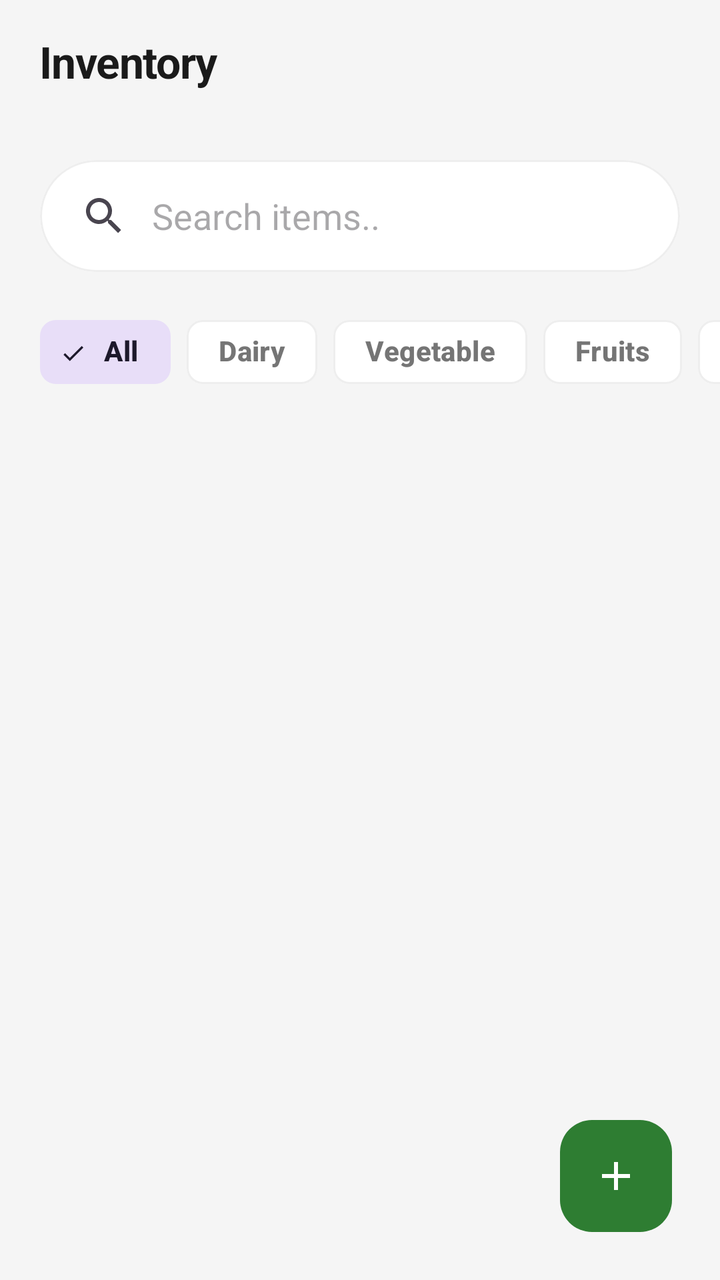
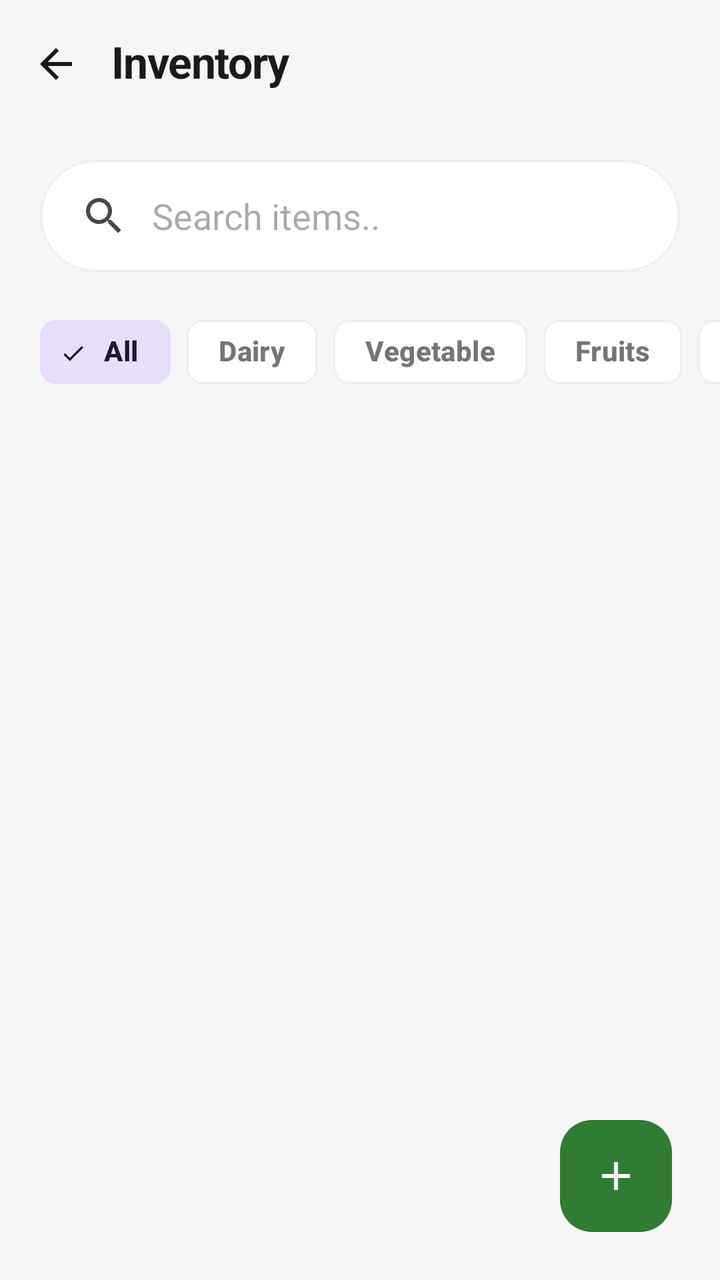

Screens rendered from an Android XML layout before and after an edit, with the pre-edit source and the edit as a unified diff.
<!-- AndroidManifest.xml: application theme Theme.FridgeWise -->
<!-- res/layout/fragment_inventoryu.xml -->
<?xml version="1.0" encoding="utf-8"?>
<androidx.coordinatorlayout.widget.CoordinatorLayout xmlns:android="http://schemas.android.com/apk/res/android"
    xmlns:app="http://schemas.android.com/apk/res-auto"
    xmlns:tools="http://schemas.android.com/tools"
    android:layout_width="match_parent"
    android:layout_height="match_parent"
    android:background="@color/bg_primary"
    tools:context=".ui.fragments.InventoryFragment">

    <com.google.android.material.appbar.AppBarLayout
        android:layout_width="match_parent"
        android:layout_height="wrap_content"
        android:background="@color/bg_primary"
        app:elevation="0dp">

        <FrameLayout
            android:id="@+id/headerContainer"
            android:layout_width="match_parent"
            android:layout_height="64dp">
            <RelativeLayout
                android:id="@+id/layoutStandardHeader"
                android:layout_width="match_parent"
                android:layout_height="match_parent"
                android:paddingHorizontal="@dimen/spacing_8">
                <TextView
                    android:id="@+id/textView2"
                    android:layout_width="wrap_content"
                    android:layout_height="wrap_content"
                    android:layout_centerVertical="true"
                    android:layout_marginStart="@dimen/spacing_12"
                    android:text="Inventory"
                    style="@style/TextAppearance.App.TitleLarge" />
            </RelativeLayout>

            <RelativeLayout
                android:id="@+id/selectionToolbar"
                android:layout_width="match_parent"
                android:layout_height="match_parent"
                android:background="@color/bg_secondary"
                android:paddingHorizontal="@dimen/spacing_16"
                android:visibility="gone">
                <ImageView
                    android:id="@+id/btnCloseSelection"
                    android:layout_width="24dp"
                    android:layout_height="24dp"
                    android:layout_alignParentStart="true"
                    android:layout_centerVertical="true"
                    android:src="@drawable/ic_close"
                    app:tint="@color/text_primary" />
                <CheckBox
                    android:id="@+id/cbSelectAll"
                    android:layout_width="28dp"
                    android:layout_height="28dp"
                    android:layout_centerVertical="true"
                    android:layout_marginStart="@dimen/spacing_16"
                    android:layout_toEndOf="@id/btnCloseSelection"
                    android:button="@drawable/ic_check_tick"
                    android:buttonTint="@color/green_primary" />
                <TextView
                    android:id="@+id/tvSelectionCount"
                    android:layout_width="wrap_content"
                    android:layout_height="wrap_content"
                    android:layout_centerVertical="true"
                    android:layout_marginStart="@dimen/spacing_12"
                    android:layout_toEndOf="@id/cbSelectAll"
                    android:text="0 selected"
                    style="@style/TextAppearance.App.TitleMedium" />
                <LinearLayout
                    android:layout_width="wrap_content"
                    android:layout_height="wrap_content"
                    android:layout_alignParentEnd="true"
                    android:layout_centerVertical="true"
                    android:orientation="horizontal">

                    <ImageView
                        android:id="@+id/btnBulkShare"
                        android:layout_width="48dp"
                        android:layout_height="48dp"
                        android:background="?attr/selectableItemBackgroundBorderless"
                        android:padding="12dp"
                        android:src="@drawable/ic_share"
                        app:tint="@color/green_primary" />

                    <ImageView
                        android:id="@+id/btnBulkDelete"
                        android:layout_width="48dp"
                        android:layout_height="48dp"
                        android:background="?attr/selectableItemBackgroundBorderless"
                        android:padding="12dp"
                        android:src="@drawable/outline_delete_24"
                        app:tint="@color/red_expired" />
                </LinearLayout>
            </RelativeLayout>
        </FrameLayout>
    </com.google.android.material.appbar.AppBarLayout>

    <LinearLayout
        android:layout_width="match_parent"
        android:layout_height="match_parent"
        android:orientation="vertical"
        app:layout_behavior="@string/appbar_scrolling_view_behavior">

        
        <com.google.android.material.card.MaterialCardView
            android:id="@+id/cv_inventory_search"
            android:layout_width="match_parent"
            android:layout_height="56dp"
            android:layout_marginHorizontal="@dimen/screen_padding"
            android:layout_marginVertical="@dimen/spacing_16"
            app:cardBackgroundColor="@color/bg_secondary"
            app:cardCornerRadius="@dimen/radius_pill"
            app:cardElevation="0dp"
            app:strokeWidth="1dp"
            app:strokeColor="@color/divider_color">
            <SearchView
                android:id="@+id/inventory_search_view"
                android:layout_width="match_parent"
                android:layout_height="match_parent"
                android:iconifiedByDefault="false"
                android:queryBackground="@android:color/transparent"
                android:queryHint="Search items.." />
        </com.google.android.material.card.MaterialCardView>

        
        <HorizontalScrollView
            android:layout_width="match_parent"
            android:layout_height="wrap_content"
            android:scrollbars="none"
            android:paddingBottom="@dimen/spacing_12">
            <com.google.android.material.chip.ChipGroup
                android:id="@+id/category_chip_group"
                android:layout_width="wrap_content"
                android:layout_height="wrap_content"
                android:paddingHorizontal="@dimen/screen_padding"
                app:selectionRequired="true"
                app:singleLine="true"
                app:singleSelection="true">
                <com.google.android.material.chip.Chip
                    android:id="@+id/all_chip"
                    style="@style/Widget.Material3.Chip.Filter"
                    android:layout_width="wrap_content"
                    android:layout_height="wrap_content"
                    android:checked="true"
                    android:text="All" />
                <com.google.android.material.chip.Chip
                    android:id="@+id/dairy_chip"
                    style="@style/Widget.Material3.Chip.Filter"
                    android:layout_width="wrap_content"
                    android:layout_height="wrap_content"
                    android:text="Dairy" />
                <com.google.android.material.chip.Chip
                    android:id="@+id/veg_chip"
                    style="@style/Widget.Material3.Chip.Filter"
                    android:layout_width="wrap_content"
                    android:layout_height="wrap_content"
                    android:text="Vegetable" />
                <com.google.android.material.chip.Chip
                    android:id="@+id/fruit_chip"
                    style="@style/Widget.Material3.Chip.Filter"
                    android:layout_width="wrap_content"
                    android:layout_height="wrap_content"
                    android:text="Fruits" />
                <com.google.android.material.chip.Chip
                    android:id="@+id/nonveg_chip"
                    style="@style/Widget.Material3.Chip.Filter"
                    android:layout_width="wrap_content"
                    android:layout_height="wrap_content"
                    android:text="Non-veg" />
                <com.google.android.material.chip.Chip
                    android:id="@+id/drinks_chip"
                    style="@style/Widget.Material3.Chip.Filter"
                    android:layout_width="wrap_content"
                    android:layout_height="wrap_content"
                    android:text="Drinks" />
                <com.google.android.material.chip.Chip
                    android:id="@+id/frozen_chip"
                    style="@style/Widget.Material3.Chip.Filter"
                    android:layout_width="wrap_content"
                    android:layout_height="wrap_content"
                    android:text="Frozen-Food" />
                <com.google.android.material.chip.Chip
                    android:id="@+id/snacks_chip"
                    style="@style/Widget.Material3.Chip.Filter"
                    android:layout_width="wrap_content"
                    android:layout_height="wrap_content"
                    android:text="Snacks" />
                <com.google.android.material.chip.Chip
                    android:id="@+id/bakery_chip"
                    style="@style/Widget.Material3.Chip.Filter"
                    android:layout_width="wrap_content"
                    android:layout_height="wrap_content"
                    android:text="Bakery" />
                <com.google.android.material.chip.Chip
                    android:id="@+id/others_chip"
                    style="@style/Widget.Material3.Chip.Filter"
                    android:layout_width="wrap_content"
                    android:layout_height="wrap_content"
                    android:text="Others" />
            </com.google.android.material.chip.ChipGroup>
        </HorizontalScrollView>

        <FrameLayout
            android:layout_width="match_parent"
            android:layout_height="0dp"
            android:layout_weight="1">
            <androidx.recyclerview.widget.RecyclerView
                android:id="@+id/recycler_inventory"
                android:layout_width="match_parent"
                android:layout_height="match_parent"
                android:clipToPadding="false"
                android:paddingBottom="@dimen/bottom_padding_for_nav"
                android:paddingHorizontal="@dimen/screen_padding" />

            <LinearLayout
                android:id="@+id/ll_inventory_empty_state"
                android:layout_width="match_parent"
                android:layout_height="wrap_content"
                android:layout_gravity="center"
                android:gravity="center"
                android:orientation="vertical"
                android:padding="@dimen/spacing_32"
                android:visibility="gone"
                tools:visibility="visible">
                <ImageView
                    android:layout_width="200dp"
                    android:layout_height="200dp"
                    android:src="@drawable/inventory_empty_stat_img"
                    android:scaleType="fitCenter"
                    android:alpha="0.7"/>
                <TextView
                    android:layout_width="wrap_content"
                    android:layout_height="wrap_content"
                    android:layout_marginTop="@dimen/spacing_24"
                    android:text="Inventory is Empty"
                    style="@style/TextAppearance.App.TitleMedium"
                    android:textSize="20sp" />
                <TextView
                    android:layout_width="wrap_content"
                    android:layout_height="wrap_content"
                    android:layout_marginTop="@dimen/spacing_8"
                    android:gravity="center"
                    android:text="Your fridge is currently empty. Start adding items to keep track of their freshness!"
                    style="@style/TextAppearance.App.BodyMedium" />
            </LinearLayout>
        </FrameLayout>
    </LinearLayout>

    <com.google.android.material.floatingactionbutton.FloatingActionButton
        android:id="@+id/floatingActionButton"
        android:layout_width="wrap_content"
        android:layout_height="wrap_content"
        android:layout_gravity="bottom|end"
        android:layout_margin="@dimen/fab_margin"
        app:srcCompat="@drawable/ic_add"
        app:backgroundTint="@color/green_primary"
        app:tint="@color/white"
        android:stateListAnimator="@animator/btn_press_animator" />

</androidx.coordinatorlayout.widget.CoordinatorLayout>
<!-- resources referenced by this layout -->
<resources>
  <color name="bg_primary">#F5F5F5</color>
  <color name="bg_secondary">#FFFFFF</color>
  <color name="divider_color">#EEEEEE</color>
  <color name="green_primary">#2E7D32</color>
  <color name="red_expired">#F44336</color>
  <color name="text_primary">#1A1A1A</color>
  <color name="white">#FFFFFF</color>
  <dimen name="bottom_padding_for_nav">96dp</dimen>
  <dimen name="fab_margin">24dp</dimen>
  <dimen name="radius_pill">100dp</dimen>
  <dimen name="screen_padding">20dp</dimen>
  <dimen name="spacing_12">12dp</dimen>
  <dimen name="spacing_16">16dp</dimen>
  <dimen name="spacing_24">24dp</dimen>
  <dimen name="spacing_32">32dp</dimen>
  <dimen name="spacing_8">8dp</dimen>
  <!-- drawable ic_add (drawable) -->
  <vector xmlns:android="http://schemas.android.com/apk/res/android"
      android:width="24dp"
      android:height="24dp"
      android:viewportWidth="24"
      android:viewportHeight="24">
    <path
        android:fillColor="#FF000000"
        android:pathData="M19,13h-6v6h-2v-6H5v-2h6V5h2v6h6v2z"/>
  </vector>
  <!-- drawable ic_check_tick (drawable) -->
  <vector xmlns:android="http://schemas.android.com/apk/res/android"
      android:width="24dp"
      android:height="24dp"
      android:viewportWidth="24"
      android:viewportHeight="24">
      <path
          android:fillColor="#FFFFFF"
          android:pathData="M9,16.17L4.83,12l-1.42,1.41L9,19 21,7l-1.41,-1.41z"/>
  </vector>
  <style name="TextAppearance.App.BodyMedium" parent="TextAppearance.Material3.BodyMedium">
          <item name="android:textColor">@color/text_secondary</item>
          <item name="android:letterSpacing">0.0</item>
          <item name="android:includeFontPadding">false</item>
      </style>
  <style name="TextAppearance.App.TitleLarge" parent="TextAppearance.Material3.TitleLarge">
          <item name="android:textStyle">bold</item>
          <item name="android:textColor">@color/text_primary</item>
          <item name="android:letterSpacing">-0.02</item>
          <item name="android:includeFontPadding">false</item>
      </style>
  <style name="TextAppearance.App.TitleMedium" parent="TextAppearance.Material3.TitleMedium">
          <item name="android:textStyle">bold</item>
          <item name="android:textColor">@color/text_primary</item>
          <item name="android:letterSpacing">-0.01</item>
          <item name="android:includeFontPadding">false</item>
      </style>
  <style name="Theme.FridgeWise" parent="Base.Theme.FridgeWise" />
  <color name="text_secondary">#757575</color>
  <color name="green_pale">#E8F5E9</color>
  <color name="profile_accent_teal">#2DD4BF</color>
  <color name="surface_elevated">#FFFFFF</color>
  <style name="TextAppearance.App.BodyLarge" parent="TextAppearance.Material3.BodyLarge">
          <item name="android:textColor">@color/text_primary</item>
          <item name="android:letterSpacing">0.0</item>
          <item name="android:includeFontPadding">false</item>
      </style>
  <style name="TextAppearance.App.LabelLarge" parent="TextAppearance.Material3.LabelLarge">
          <item name="android:textColor">@color/green_primary</item>
          <item name="android:textStyle">bold</item>
          <item name="android:letterSpacing">0.01</item>
          <item name="android:includeFontPadding">false</item>
      </style>
  <style name="Widget.App.FloatingActionButton" parent="Widget.Material3.FloatingActionButton.Primary">
          <item name="backgroundTint">@color/green_primary</item>
          <item name="tint">@color/white</item>
      </style>
  <!-- unchanged entries left out for length: 5 -->
</resources>

<!-- the commit's change to res/layout/fragment_inventoryu.xml (unified diff, before → after) -->
@@ -22,12 +22,24 @@
                 android:layout_width="match_parent"
                 android:layout_height="match_parent"
                 android:paddingHorizontal="@dimen/spacing_8">
+                <ImageView
+                    android:id="@+id/btnBackInventory"
+                    android:layout_width="40dp"
+                    android:layout_height="40dp"
+                    android:layout_alignParentStart="true"
+                    android:layout_centerVertical="true"
+                    android:background="?attr/selectableItemBackgroundBorderless"
+                    android:padding="8dp"
+                    android:src="@drawable/outline_arrow_back_24"
+                    app:tint="@color/text_primary"
+                    android:contentDescription="Back" />
                 <TextView
                     android:id="@+id/textView2"
                     android:layout_width="wrap_content"
                     android:layout_height="wrap_content"
                     android:layout_centerVertical="true"
-                    android:layout_marginStart="@dimen/spacing_12"
+                    android:layout_marginStart="@dimen/spacing_8"
+                    android:layout_toEndOf="@id/btnBackInventory"
                     android:text="Inventory"
                     style="@style/TextAppearance.App.TitleLarge" />
             </RelativeLayout>
<!-- resource entries referenced after the edit -->
@@ -35,6 +35,12 @@
       <path
           android:fillColor="#FFFFFF"
           android:pathData="M9,16.17L4.83,12l-1.42,1.41L9,19 21,7l-1.41,-1.41z"/>
+  </vector>
+  <!-- drawable outline_arrow_back_24 (drawable) -->
+  <vector xmlns:android="http://schemas.android.com/apk/res/android" android:autoMirrored="true" android:height="24dp" android:tint="#2A2D35" android:viewportHeight="960" android:viewportWidth="960" android:width="24dp">
+        
+      <path android:fillColor="@android:color/white" android:pathData="M313,520L537,744L480,800L160,480L480,160L537,216L313,440L800,440L800,520L313,520Z"/>
+      
   </vector>
   <style name="TextAppearance.App.BodyMedium" parent="TextAppearance.Material3.BodyMedium">
           <item name="android:textColor">@color/text_secondary</item>
